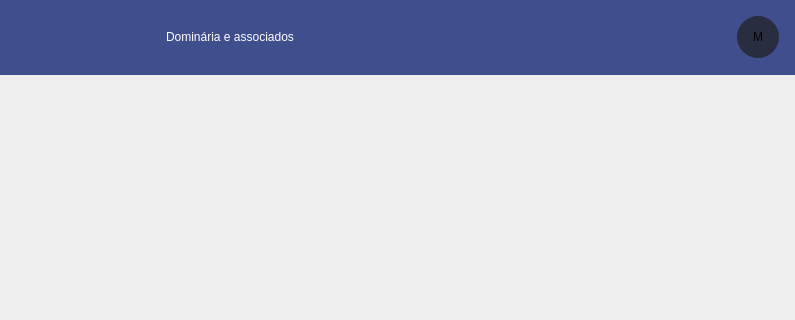
newprev/PrevCliente, file Design/UI/newDashboard.ui: the form before one commit; both pictures show x 464 to 1259 and y 0 to 320 of the 1259 by 576 pixel window.
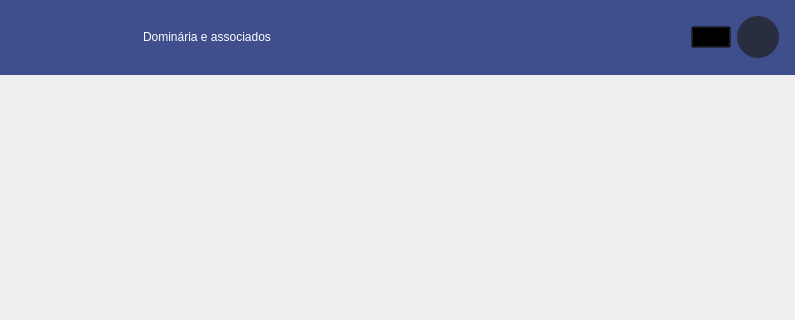
The form after the commit. Icons and pictures are not drawn.

Commit message: Implementação inicial do novo dashboard

The edit to the form file:
```diff
--- a/Design/UI/newDashboard.ui
+++ b/Design/UI/newDashboard.ui
@@ -56,6 +56,14 @@
 	background-image: url(:/menuPrincipal/hamburger.png);
 	background-repeat: no-repeat;
 	background-position: center;
+}
+
+#pbAvisos {
+	background-color: transparent;
+
+	background-image: url(:/menuPrincipal/avisos.png);
+	background-repeat: no-repeat;
+	background-position: center;
 }</string>
    </property>
    <layout class="QGridLayout" name="gridLayout">
@@ -212,6 +220,13 @@
             </property>
            </spacer>
           </item>
+          <item>
+           <widget class="QPushButton" name="pbAvisos">
+            <property name="text">
+             <string/>
+            </property>
+           </widget>
+          </item>
           <item>
            <widget class="QPushButton" name="pbMenuPrincipal">
             <property name="minimumSize">
@@ -227,7 +242,7 @@
              </size>
             </property>
             <property name="text">
-             <string>M</string>
+             <string/>
             </property>
            </widget>
           </item>
```
Left out of the diff: 5 changed lines with no effect on the pictures. The commit also changes 28 other files.
